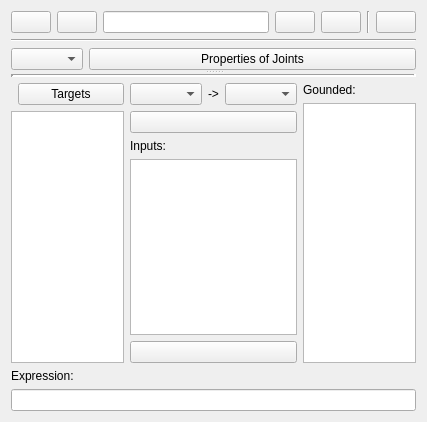
Before: the Qt Designer form pyslvs_ui/synthesis/collections/configure_widget.ui in KmolYuan/Pyslvs-UI, drawn with Qt 5.
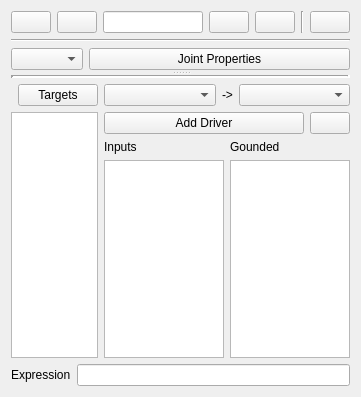
After: the same form once the commit is applied. Icons and pictures are not drawn.

What changed in the file:
```diff
--- a/pyslvs_ui/synthesis/collections/configure_widget.ui
+++ b/pyslvs_ui/synthesis/collections/configure_widget.ui
@@ -6,8 +6,8 @@
    <rect>
     <x>0</x>
     <y>0</y>
-    <width>427</width>
-    <height>422</height>
+    <width>361</width>
+    <height>397</height>
    </rect>
   </property>
   <property name="windowTitle">
@@ -123,7 +123,7 @@
             <string>Customize joints and multiple joints option interface.</string>
            </property>
            <property name="text">
-            <string>Properties of Joints</string>
+            <string>Joint Properties</string>
            </property>
            <property name="icon">
             <iconset resource="../../icons.qrc">
@@ -193,6 +193,12 @@
              </item>
              <item>
               <widget class="QLabel" name="driver_arrow_label">
+               <property name="sizePolicy">
+                <sizepolicy hsizetype="Fixed" vsizetype="Preferred">
+                 <horstretch>0</horstretch>
+                 <verstretch>0</verstretch>
+                </sizepolicy>
+               </property>
                <property name="text">
                 <string>-&gt;</string>
                </property>
@@ -204,7 +210,12 @@
             </layout>
            </item>
            <item>
+            <layout class="QHBoxLayout" name="horizontalLayout_3">
+             <item>
             <widget class="QPushButton" name="driver_add">
+               <property name="text">
+                <string>Add Driver</string>
+               </property>
              <property name="icon">
               <iconset resource="../../icons.qrc">
                <normaloff>:/icons/motor.png</normaloff>:/icons/motor.png</iconset>
@@ -212,9 +223,29 @@
             </widget>
            </item>
            <item>
+              <widget class="QPushButton" name="driver_del">
+               <property name="sizePolicy">
+                <sizepolicy hsizetype="Fixed" vsizetype="Fixed">
+                 <horstretch>0</horstretch>
+                 <verstretch>0</verstretch>
+                </sizepolicy>
+               </property>
+               <property name="icon">
+                <iconset resource="../../icons.qrc">
+                 <normaloff>:/icons/delete.png</normaloff>:/icons/delete.png</iconset>
+               </property>
+              </widget>
+             </item>
+            </layout>
+           </item>
+           <item>
+            <layout class="QHBoxLayout" name="horizontalLayout_8">
+             <item>
+              <layout class="QVBoxLayout" name="verticalLayout">
+               <item>
             <widget class="QLabel" name="driver_label">
              <property name="text">
-              <string>Inputs:</string>
+                  <string>Inputs</string>
              </property>
             </widget>
            </item>
@@ -225,14 +256,6 @@
              </property>
             </widget>
            </item>
-           <item>
-            <widget class="QPushButton" name="driver_del">
-             <property name="icon">
-              <iconset resource="../../icons.qrc">
-               <normaloff>:/icons/delete.png</normaloff>:/icons/delete.png</iconset>
-             </property>
-            </widget>
-           </item>
           </layout>
          </item>
          <item>
@@ -240,7 +263,7 @@
            <item>
             <widget class="QLabel" name="grounded_label">
              <property name="text">
-              <string>Gounded:</string>
+                  <string>Gounded</string>
              </property>
             </widget>
            </item>
@@ -256,15 +279,25 @@
         </layout>
        </item>
       </layout>
+         </item>
+        </layout>
+       </item>
+      </layout>
      </widget>
     </widget>
    </item>
    <item>
-    <layout class="QVBoxLayout" name="verticalLayout">
+    <layout class="QHBoxLayout" name="horizontalLayout_6">
      <item>
       <widget class="QLabel" name="expression_label">
+       <property name="sizePolicy">
+        <sizepolicy hsizetype="Fixed" vsizetype="Preferred">
+         <horstretch>0</horstretch>
+         <verstretch>0</verstretch>
+        </sizepolicy>
+       </property>
        <property name="text">
-        <string>Expression:</string>
+        <string>Expression</string>
        </property>
       </widget>
      </item>
```
Lines whose indentation alone changed are shown as unchanged.
